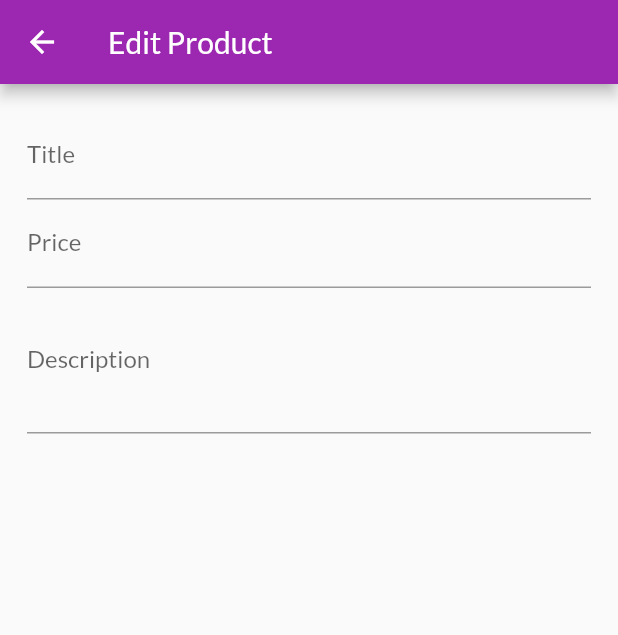
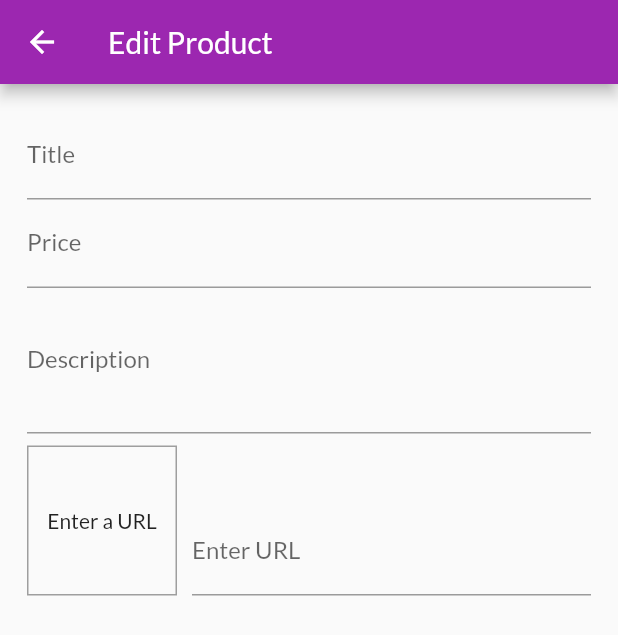
Before and after one commit to hritiksingh580/ShopApp, a Flutter app: the EditProductScreen screen opened by its route, on a phone screen of 412 x 824 dp. Shown: the top 635 px of the screen. Run offline on Flutter 3.47's test engine with Material 2 defaults, Android fonts, the phone set to English and light mode, and no system bars; network calls fail.

Commit message:
Image Input & Image Preview

```diff
--- a/lib/screens/edit_product_screen.dart
+++ b/lib/screens/edit_product_screen.dart
@@ -9,12 +9,31 @@ class EditProductScreen extends StatefulWidget {
 class _EditProductScreenState extends State<EditProductScreen> {
   final _priceFocusNode = FocusNode();
   final _descriptionFocusNode = FocusNode();
+  final _imageUrlController = TextEditingController();
+  final _imageUrlFocusNode = FocusNode();
+
+  @override
+  void initState() {
+    _imageUrlFocusNode.addListener(_updateImageUrl);
+    super.initState();
+  }
 
   @override
   void dispose() {
+    _imageUrlFocusNode.removeListener(_updateImageUrl);
     _priceFocusNode.dispose();
     _descriptionFocusNode.dispose();
+    _imageUrlController.dispose();
+    _imageUrlFocusNode.dispose();
     super.dispose();
+  }
+
+  void _updateImageUrl() {
+    if(!_imageUrlFocusNode.hasFocus){
+      setState(() {
+        //..
+      });
+    }
   }
 
   @override
@@ -56,6 +75,32 @@ class _EditProductScreenState extends State<EditProductScreen> {
                   keyboardType: TextInputType.multiline,
                   focusNode: _descriptionFocusNode,
                 ),
+                Row(
+                  crossAxisAlignment: CrossAxisAlignment.end,
+                  children: <Widget>[
+                    Container(
+                      width: 100,
+                      height: 100,
+                      margin: EdgeInsets.only(top: 8, right: 10),
+                      decoration: BoxDecoration(
+                          border: Border.all(width: 1, color: Colors.grey)),
+                      child: _imageUrlController.text.isEmpty
+                          ? Center(child: Text('Enter a URL', textAlign: TextAlign.center,))
+                          : FittedBox(
+                              child: Image.network(_imageUrlController.text,fit: BoxFit.cover,),
+                            ),
+                    ),
+                    Expanded(
+                      child: TextFormField(
+                        decoration: InputDecoration(labelText: 'Enter URL'),
+                        keyboardType: TextInputType.url,
+                        textInputAction: TextInputAction.done,
+                        controller: _imageUrlController,
+                        focusNode: _imageUrlFocusNode,
+                      ),
+                    ),
+                  ],
+                )
               ],
             ),
           )),
```
